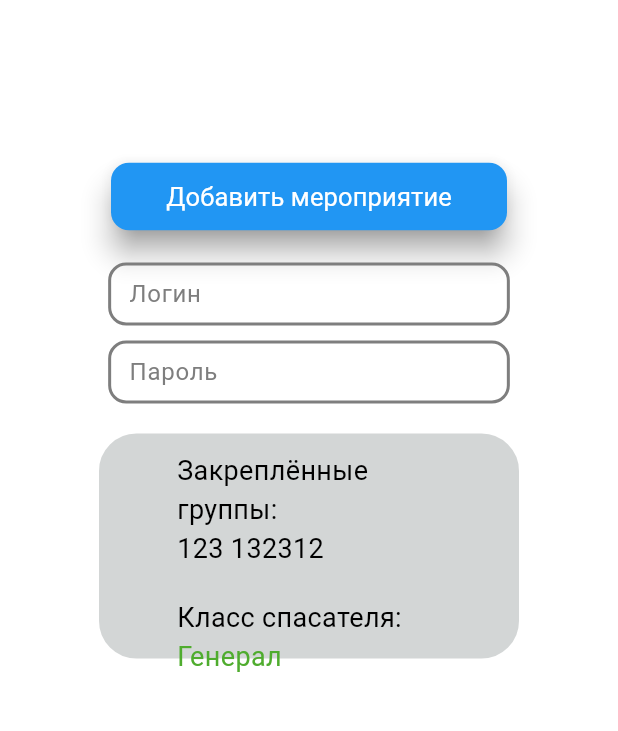
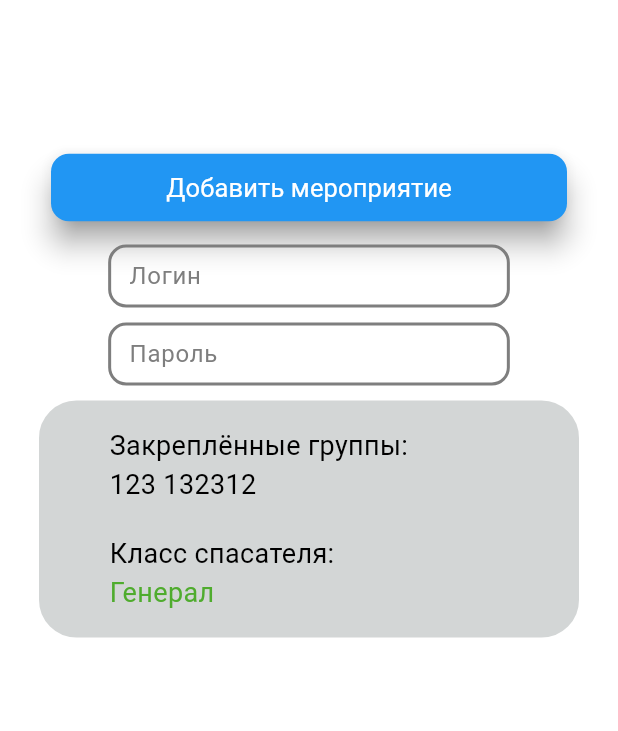
Before and after one commit to nakito-own/Lifeguard-app, a Flutter app: the DetailsScreen screen opened directly with empty values, on a phone screen of 412 x 824 dp, the part 84-815 px from its top. Run offline on Flutter 3.47's test engine with Material 3 defaults, Android fonts, the phone set to English and light mode, and no system bars; our stand-ins replace shared_preferences; accounts and stored records are empty; network calls fail.

Commit message:
prodile_info_widgets 3

```diff
--- a/lib/widgets/custom_button.dart
+++ b/lib/widgets/custom_button.dart
@@ -22,7 +22,7 @@ class CustomButtonPush extends StatelessWidget {
     final buttonColor = isDarkTheme ? Color(0xffe0882c) : Colors.blue;
 
     return Container(
-      margin: EdgeInsets.symmetric(horizontal: 50, vertical: 6),
+      margin: EdgeInsets.symmetric(horizontal: 10),
       padding: EdgeInsets.symmetric(horizontal: 8, vertical: 14),
      /* child: Column(
         mainAxisSize: MainAxisSize.min,*/
--- a/lib/widgets/profile_info_widget.dart
+++ b/lib/widgets/profile_info_widget.dart
@@ -1,6 +1,4 @@
 import 'package:flutter/material.dart';
-
-
 
 
 class ProfileInfoWidget extends StatelessWidget {
@@ -10,20 +8,19 @@ class ProfileInfoWidget extends StatelessWidget {
   final String text1;
   final String text2;
 
-
-
   @override
   Widget build(BuildContext context) {
 
     final isDarkTheme = Theme.of(context).brightness == Brightness.dark;
     final buttonColor = isDarkTheme ? Color(0xff2d2a2a) : Color(0xffd3d6d6);
 
-
-    return Container(
-      height: 150,
-      width: MediaQuery.of(context).size.width * 0.9,
-      margin: EdgeInsets.symmetric(horizontal: 50, vertical: 10),
-      padding: EdgeInsets.symmetric(horizontal: 50, vertical: 10),
+    return Center(
+      child: Container(
+      alignment: Alignment.centerLeft,
+      height: 158,
+      width: MediaQuery.of(context).size.width * 0.92,
+      margin: EdgeInsets.symmetric(horizontal: 10),
+      padding: EdgeInsets.symmetric(horizontal: 45, vertical: 15),
       decoration: BoxDecoration(
         borderRadius: BorderRadius.circular(25),
        /* color: Color(0xff2d2a2a),*/
@@ -67,6 +64,7 @@ class ProfileInfoWidget extends StatelessWidget {
         ),
       ],
     ),
+    ),
     );
   }
 }
```
